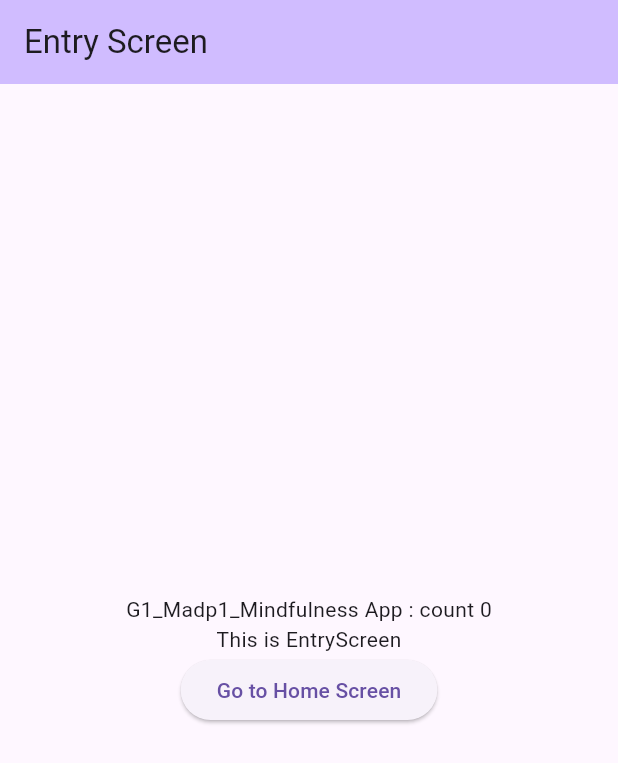
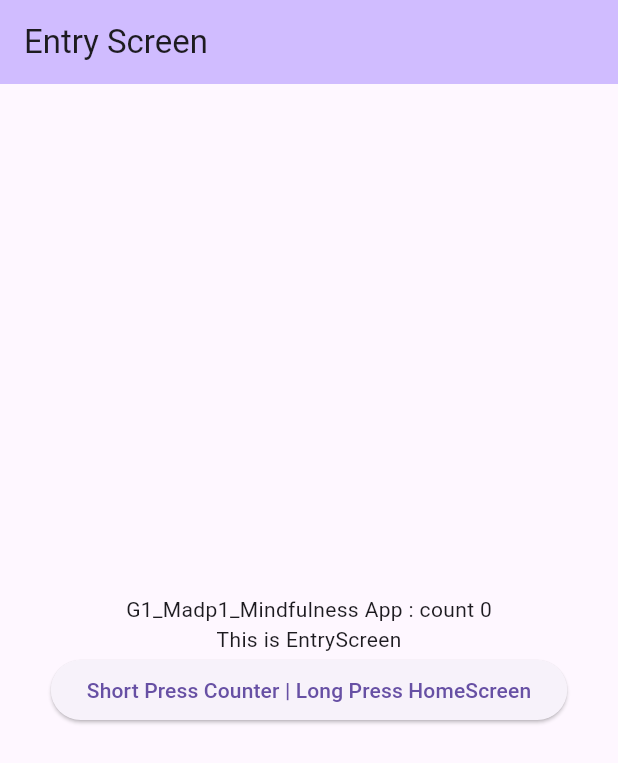
Before and after one commit to anshuk-arun/MAD_Project_1, a Flutter app: the screen it shows after launch, on a phone screen of 412 x 824 dp. Shown: the top 763 px of the screen. Run offline on Flutter 3.47's test engine with Material 3 defaults, Android fonts, the phone set to English and light mode, and no system bars.

```diff
--- a/madp1_mindfulness/lib/MindfulApp.dart
+++ b/madp1_mindfulness/lib/MindfulApp.dart
@@ -73,7 +73,7 @@ class _EntryScreenState extends State<EntryScreen> {
                   openHomeScreen();
                 });
               },
-              child: const Text('Go to Home Screen'),
+              child: const Text('Short Press Counter | Long Press HomeScreen'),
             ),
           ],
         ),
```
Also changed, not shown: madp1_mindfulness/lib/HomeScreen.dart (+22 -62 lines).
